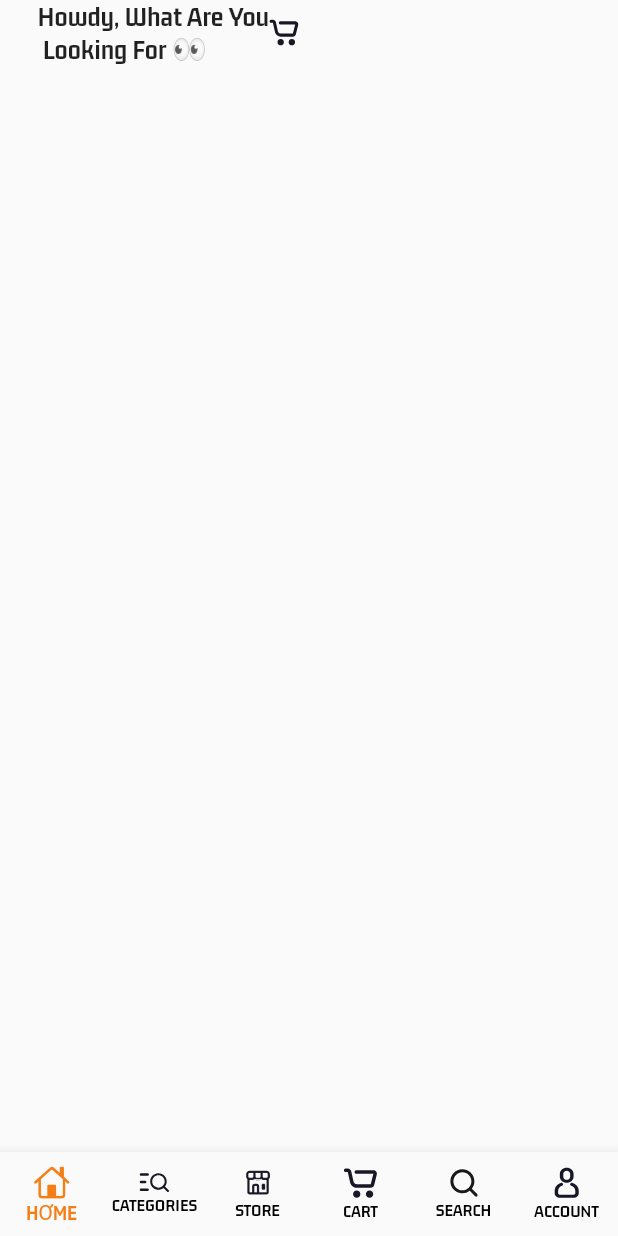
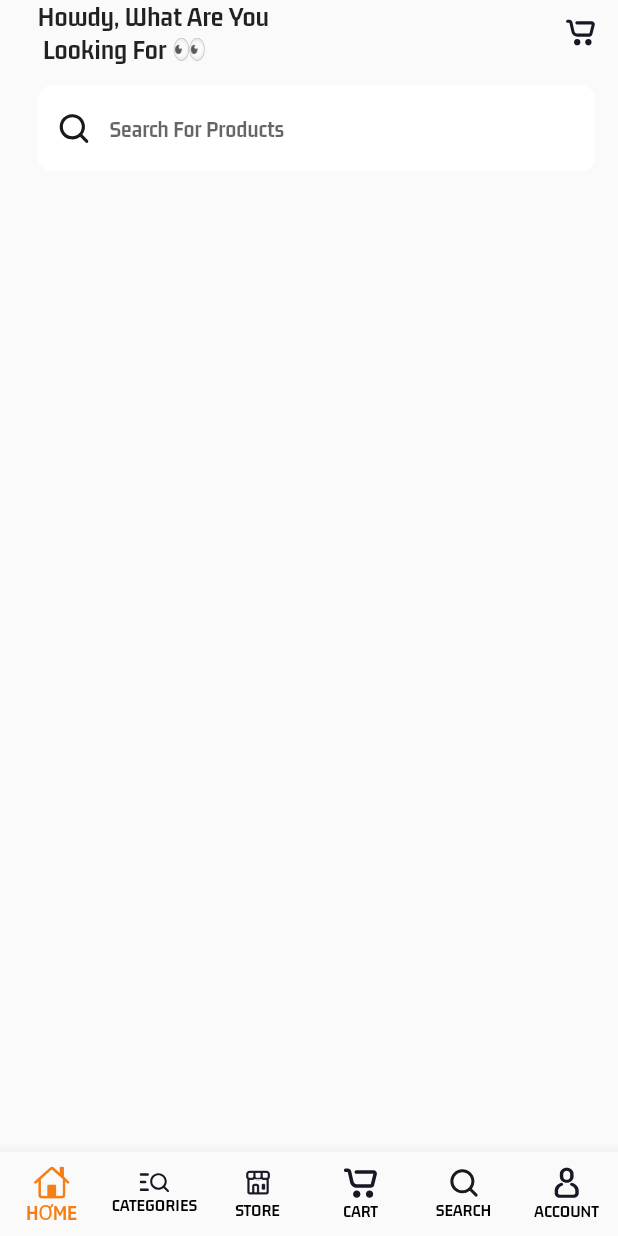
Before and after one commit to agamamom/Fashion_Store, a Flutter app: the screen it shows after launch, on a phone screen of 412 x 824 dp. Run offline on Flutter 3.47's test engine with Material 2 defaults, Android fonts, the phone set to English and light mode, and no system bars; our stand-ins replace flutter_svg.

Commit message:
update code

```diff
--- a/lib/views/buyers/nav_screens/home_screen.dart
+++ b/lib/views/buyers/nav_screens/home_screen.dart
@@ -1,5 +1,7 @@
 import 'package:flutter/material.dart';
 import 'package:flutter_svg/flutter_svg.dart';
+import 'package:multi_fashion_store/views/buyers/nav_screens/widgets/search_input_widget.dart';
+import 'package:multi_fashion_store/views/buyers/nav_screens/widgets/welcome_text_widget.dart';
 
 class HomeScreen extends StatelessWidget {
   const HomeScreen({super.key});
@@ -9,16 +11,13 @@ class HomeScreen extends StatelessWidget {
     return Padding(
       padding: EdgeInsets.only(
           top: MediaQuery.of(context).padding.top, left: 25, right: 15),
-      child: Row(
-        children: [
-          const Text(
-            'Howdy, What Are You\n Looking For 👀',
-            style: TextStyle(fontSize: 19, fontWeight: FontWeight.bold),
+      child: Column(
+        children: const [
+          WelcomeText(),
+          SizedBox(
+            height: 14,
           ),
-          Container(
-            child: SvgPicture.asset('assets/icons/cart.svg'),
-            width: 20,
-          ),
+          SeachInputWidget()
         ],
       ),
     );
--- /dev/null
+++ b/lib/views/buyers/nav_screens/widgets/search_input_widget.dart
@@ -0,0 +1,32 @@
+import 'package:flutter/material.dart';
+import 'package:flutter_svg/svg.dart';
+
+class SeachInputWidget extends StatelessWidget {
+  const SeachInputWidget({
+    Key? key,
+  }) : super(key: key);
+
+  @override
+  Widget build(BuildContext context) {
+    return ClipRRect(
+      borderRadius: BorderRadius.circular(10),
+      child: TextField(
+        decoration: InputDecoration(
+          fillColor: Colors.white,
+          filled: true,
+          hintText: 'Search For Products',
+          border: const OutlineInputBorder(
+            borderSide: BorderSide.none,
+          ),
+          prefixIcon: Padding(
+            padding: const EdgeInsets.all(14),
+            child: SvgPicture.asset(
+              'assets/icons/search.svg',
+              width: 10,
+            ),
+          ),
+        ),
+      ),
+    );
+  }
+}
--- /dev/null
+++ b/lib/views/buyers/nav_screens/widgets/welcome_text_widget.dart
@@ -0,0 +1,25 @@
+import 'package:flutter/material.dart';
+import 'package:flutter_svg/flutter_svg.dart';
+
+class WelcomeText extends StatelessWidget {
+  const WelcomeText({
+    Key? key,
+  }) : super(key: key);
+
+  @override
+  Widget build(BuildContext context) {
+    return Row(
+      mainAxisAlignment: MainAxisAlignment.spaceBetween,
+      children: [
+        const Text(
+          'Howdy, What Are You\n Looking For 👀',
+          style: TextStyle(fontSize: 19, fontWeight: FontWeight.bold),
+        ),
+        Container(
+          child: SvgPicture.asset('assets/icons/cart.svg'),
+          width: 20,
+        ),
+      ],
+    );
+  }
+}
```
